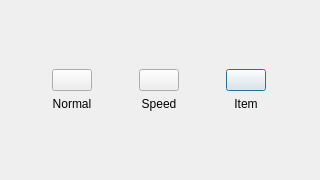
First picture: the form in dialog_select.ui, repository wow056/Tetris-Postech, before the edit.
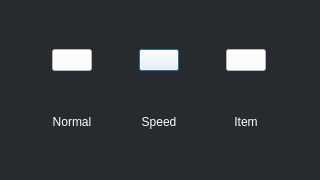
Second picture: the form after the edit. Icons and pictures are not drawn.

What changed in the file:
```diff
--- a/dialog_select.ui
+++ b/dialog_select.ui
@@ -13,76 +13,11 @@
   <property name="windowTitle">
    <string>Dialog</string>
   </property>
+  <property name="styleSheet">
+   <string notr="true">background-color: rgb(39, 43, 47);</string>
+  </property>
   <layout class="QGridLayout" name="gridLayout">
-   <item row="2" column="1">
-    <widget class="QLabel" name="label_2">
-     <property name="sizePolicy">
-      <sizepolicy hsizetype="Preferred" vsizetype="Maximum">
-       <horstretch>0</horstretch>
-       <verstretch>0</verstretch>
-      </sizepolicy>
-     </property>
-     <property name="text">
-      <string>Speed</string>
-     </property>
-     <property name="alignment">
-      <set>Qt::AlignCenter</set>
-     </property>
-    </widget>
-   </item>
-   <item row="2" column="2">
-    <widget class="QLabel" name="label_3">
-     <property name="sizePolicy">
-      <sizepolicy hsizetype="Preferred" vsizetype="Maximum">
-       <horstretch>0</horstretch>
-       <verstretch>0</verstretch>
-      </sizepolicy>
-     </property>
-     <property name="text">
-      <string>Item</string>
-     </property>
-     <property name="alignment">
-      <set>Qt::AlignCenter</set>
-     </property>
-    </widget>
-   </item>
-   <item row="3" column="1">
-    <spacer name="verticalSpacer">
-     <property name="orientation">
-      <enum>Qt::Vertical</enum>
-     </property>
-     <property name="sizeHint" stdset="0">
-      <size>
-       <width>20</width>
-       <height>40</height>
-      </size>
-     </property>
-    </spacer>
-   </item>
-   <item row="1" column="2">
-    <widget class="QPushButton" name="item_btn">
-     <property name="sizePolicy">
-      <sizepolicy hsizetype="Fixed" vsizetype="Fixed">
-       <horstretch>80</horstretch>
-       <verstretch>80</verstretch>
-      </sizepolicy>
-     </property>
-     <property name="text">
-      <string/>
-     </property>
-     <property name="icon">
-      <iconset>
-       <normaloff>iconfinder_bomb_1608582.png</normaloff>iconfinder_bomb_1608582.png</iconset>
-     </property>
-     <property name="iconSize">
-      <size>
-       <width>64</width>
-       <height>64</height>
-      </size>
-     </property>
-    </widget>
-   </item>
-   <item row="1" column="1">
+   <item row="0" column="1">
     <widget class="QPushButton" name="speed_btn">
      <property name="sizePolicy">
       <sizepolicy hsizetype="Fixed" vsizetype="Fixed">
@@ -90,6 +25,9 @@
        <verstretch>80</verstretch>
       </sizepolicy>
      </property>
+     <property name="styleSheet">
+      <string notr="true">QPushButton {background-color: #FFFFFF;}</string>
+     </property>
      <property name="text">
       <string/>
      </property>
@@ -105,30 +43,23 @@
      </property>
     </widget>
    </item>
+   <item row="1" column="2">
+    <widget class="QLabel" name="label_3">
+     <property name="sizePolicy">
+      <sizepolicy hsizetype="Preferred" vsizetype="Maximum">
+       <horstretch>0</horstretch>
+       <verstretch>0</verstretch>
+      </sizepolicy>
+     </property>
+     <property name="text">
+      <string>&lt;font color='white'&gt;Item</string>
+     </property>
+     <property name="alignment">
+      <set>Qt::AlignCenter</set>
+     </property>
+    </widget>
+   </item>
    <item row="1" column="0">
-    <widget class="QPushButton" name="normal_btn">
-     <property name="sizePolicy">
-      <sizepolicy hsizetype="Fixed" vsizetype="Fixed">
-       <horstretch>80</horstretch>
-       <verstretch>80</verstretch>
-      </sizepolicy>
-     </property>
-     <property name="text">
-      <string/>
-     </property>
-     <property name="icon">
-      <iconset>
-       <normaloff>juegos_tetris-512.png</normaloff>juegos_tetris-512.png</iconset>
-     </property>
-     <property name="iconSize">
-      <size>
-       <width>64</width>
-       <height>64</height>
-      </size>
-     </property>
-    </widget>
-   </item>
-   <item row="2" column="0">
     <widget class="QLabel" name="label">
      <property name="sizePolicy">
       <sizepolicy hsizetype="Preferred" vsizetype="Maximum">
@@ -137,25 +68,80 @@
       </sizepolicy>
      </property>
      <property name="text">
-      <string>Normal</string>
+      <string>&lt;font color='white'&gt;Normal</string>
      </property>
      <property name="alignment">
       <set>Qt::AlignCenter</set>
      </property>
     </widget>
    </item>
-   <item row="0" column="1">
-    <spacer name="verticalSpacer_2">
-     <property name="orientation">
-      <enum>Qt::Vertical</enum>
+   <item row="0" column="2">
+    <widget class="QPushButton" name="item_btn">
+     <property name="sizePolicy">
+      <sizepolicy hsizetype="Fixed" vsizetype="Fixed">
+       <horstretch>80</horstretch>
+       <verstretch>80</verstretch>
+      </sizepolicy>
      </property>
-     <property name="sizeHint" stdset="0">
+     <property name="styleSheet">
+      <string notr="true">QPushButton {background-color: #FFFFFF;}</string>
+     </property>
+     <property name="text">
+      <string/>
+     </property>
+     <property name="icon">
+      <iconset resource="resource.qrc">
+       <normaloff>:/block/item.ico</normaloff>:/block/item.ico</iconset>
+     </property>
+     <property name="iconSize">
       <size>
-       <width>20</width>
-       <height>40</height>
+       <width>64</width>
+       <height>64</height>
       </size>
      </property>
-    </spacer>
+    </widget>
+   </item>
+   <item row="0" column="0">
+    <widget class="QPushButton" name="normal_btn">
+     <property name="sizePolicy">
+      <sizepolicy hsizetype="Fixed" vsizetype="Fixed">
+       <horstretch>80</horstretch>
+       <verstretch>80</verstretch>
+      </sizepolicy>
+     </property>
+     <property name="styleSheet">
+      <string notr="true">QPushButton {background-color: #FFFFFF;}</string>
+     </property>
+     <property name="text">
+      <string/>
+     </property>
+     <property name="icon">
+      <iconset resource="resource.qrc">
+       <normaloff>:/block/juegos_tetris-512.png</normaloff>:/block/juegos_tetris-512.png</iconset>
+     </property>
+     <property name="iconSize">
+      <size>
+       <width>64</width>
+       <height>64</height>
+      </size>
+     </property>
+    </widget>
+   </item>
+   <item row="1" column="1">
+    <widget class="QLabel" name="label_2">
+     <property name="sizePolicy">
+      <sizepolicy hsizetype="Preferred" vsizetype="Maximum">
+       <horstretch>0</horstretch>
+       <verstretch>0</verstretch>
+      </sizepolicy>
+     </property>
+     <property name="text">
+      <string>&lt;font color='white'&gt;Speed</string>
+     </property>
+     <property name="alignment">
+      <set>Qt::AlignCenter</set>
+     </property>
+    </widget>
    </item>
   </layout>
  </widget>
```
Left out of the diff: 8 changed lines with no effect on the pictures.
